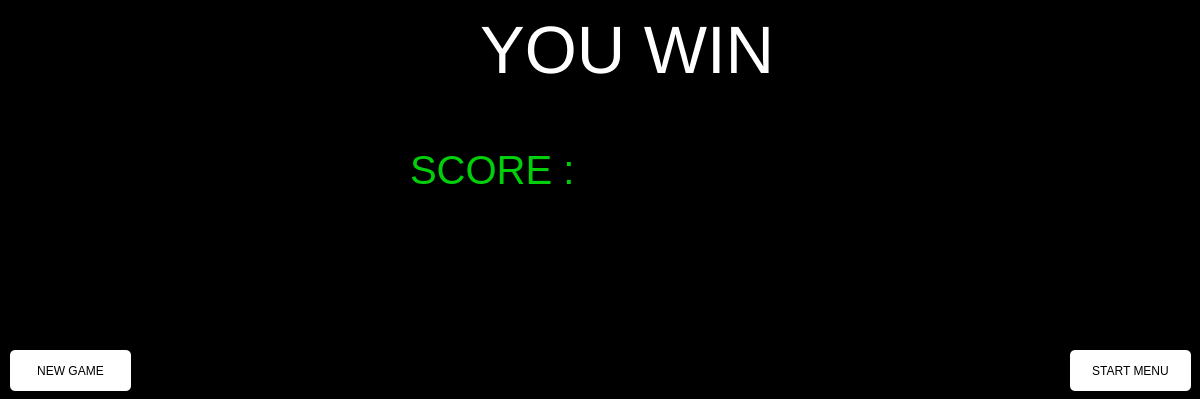
Redflyo/forcework_game, file mainwindow.ui: the form before one commit.
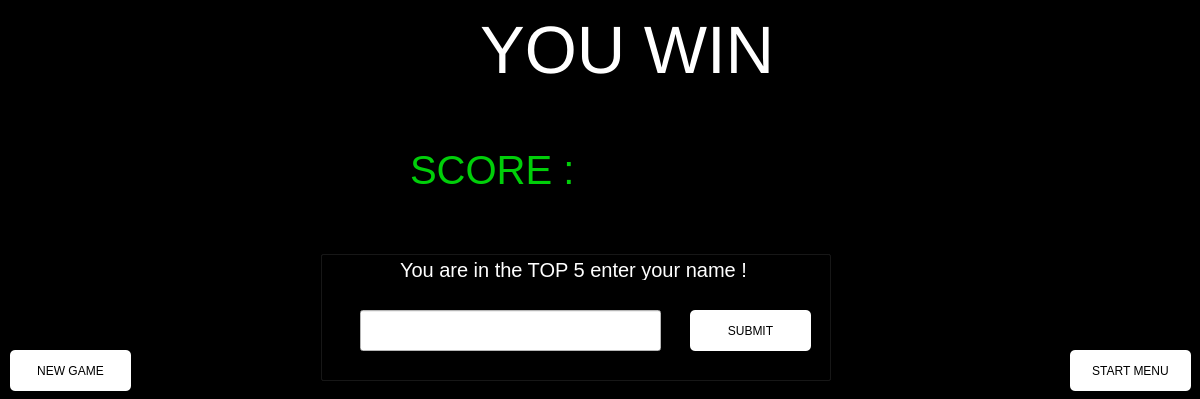
The form after the commit. The open tabs and pages were chosen to show the change.

What changed in the file:
```diff
--- a/mainwindow.ui
+++ b/mainwindow.ui
@@ -1032,6 +1032,87 @@
         <string/>
        </property>
       </widget>
+      <widget class="QGroupBox" name="groupBox">
+       <property name="geometry">
+        <rect>
+         <x>320</x>
+         <y>250</y>
+         <width>511</width>
+         <height>131</height>
+        </rect>
+       </property>
+       <property name="styleSheet">
+        <string notr="true">background-color:rgb(0,0,0);</string>
+       </property>
+       <property name="title">
+        <string/>
+       </property>
+       <widget class="QLabel" name="label_8">
+        <property name="geometry">
+         <rect>
+          <x>80</x>
+          <y>10</y>
+          <width>391</width>
+          <height>20</height>
+         </rect>
+        </property>
+        <property name="styleSheet">
+         <string notr="true">font-size: 20px;
+color:rgb(255,255,255);</string>
+        </property>
+        <property name="text">
+         <string>You are in the TOP 5 enter your name !</string>
+        </property>
+       </widget>
+       <widget class="QLineEdit" name="lineEdit">
+        <property name="geometry">
+         <rect>
+          <x>40</x>
+          <y>60</y>
+          <width>301</width>
+          <height>41</height>
+         </rect>
+        </property>
+        <property name="styleSheet">
+         <string notr="true">color:rgb(0,0,0);
+border:display(false);
+background-color:rgb(255,255,255);
+font-size: 25px;
+</string>
+        </property>
+        <property name="text">
+         <string/>
+        </property>
+       </widget>
+       <widget class="QPushButton" name="PB_startmenu_fromMenuWin_3">
+        <property name="geometry">
+         <rect>
+          <x>370</x>
+          <y>60</y>
+          <width>121</width>
+          <height>41</height>
+         </rect>
+        </property>
+        <property name="styleSheet">
+         <string notr="true">QPushButton {
+	background-color:rgb(255, 255, 255);
+	border:none;
+	color:rgb(0, 0, 0);
+	border-radius: 5px;
+}
+QPushButton:hover {
+	background-color:rgb(196, 196, 196);
+}
+QPushButton:pressed {
+	background-color:rgb(117, 117, 117);
+}
+</string>
+        </property>
+        <property name="text">
+         <string>SUBMIT</string>
+        </property>
+       </widget>
+      </widget>
      </widget>
     </widget>
     <widget class="QWidget" name="MenuLoose">
```
Left out of the diff: 28 changed lines with no effect on the pictures.
